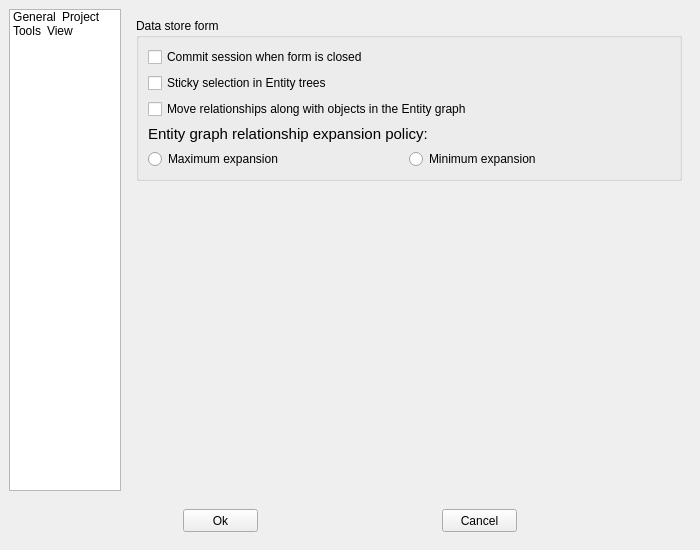
The window that spinetoolbox/ui/settings.ui (spine-tools/Spine-Toolbox) describes before a commit, drawn with Qt 5.
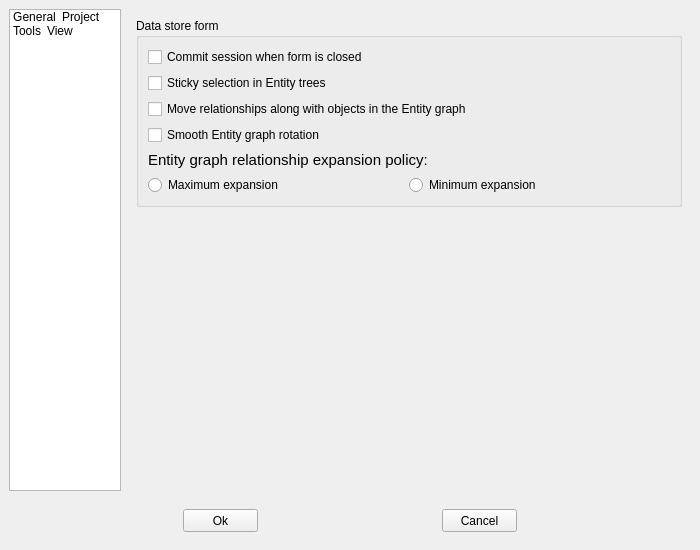
The same window after the commit. The open tabs and pages were chosen to show the change. Icons and pictures are not drawn.

Commit message: Add support to rotate Entity graph

What changed in the file:
```diff
--- a/spinetoolbox/ui/settings.ui
+++ b/spinetoolbox/ui/settings.ui
@@ -1047,6 +1047,13 @@
               </property>
              </widget>
             </item>
+            <item>
+             <widget class="QCheckBox" name="checkBox_smooth_entity_graph_rotation">
+              <property name="text">
+               <string>Smooth Entity graph rotation</string>
+              </property>
+             </widget>
+            </item>
             <item>
              <widget class="QLabel" name="label_6">
               <property name="font">
```
Left out of the diff: 2 changed lines with no effect on the pictures. The commit also changes 6 other files.
